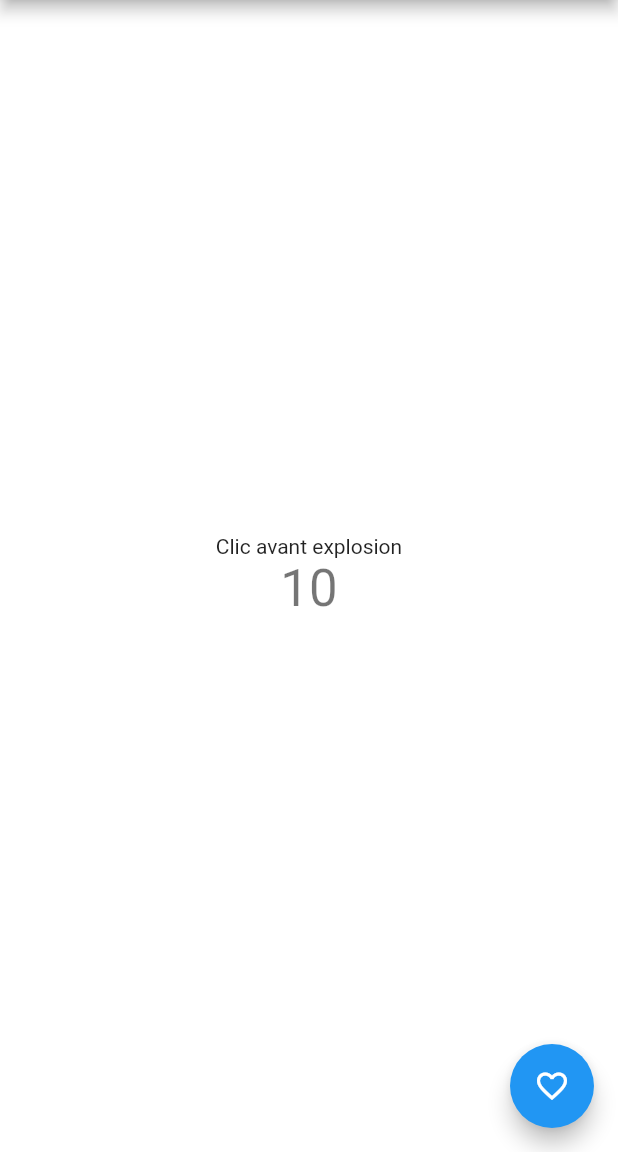
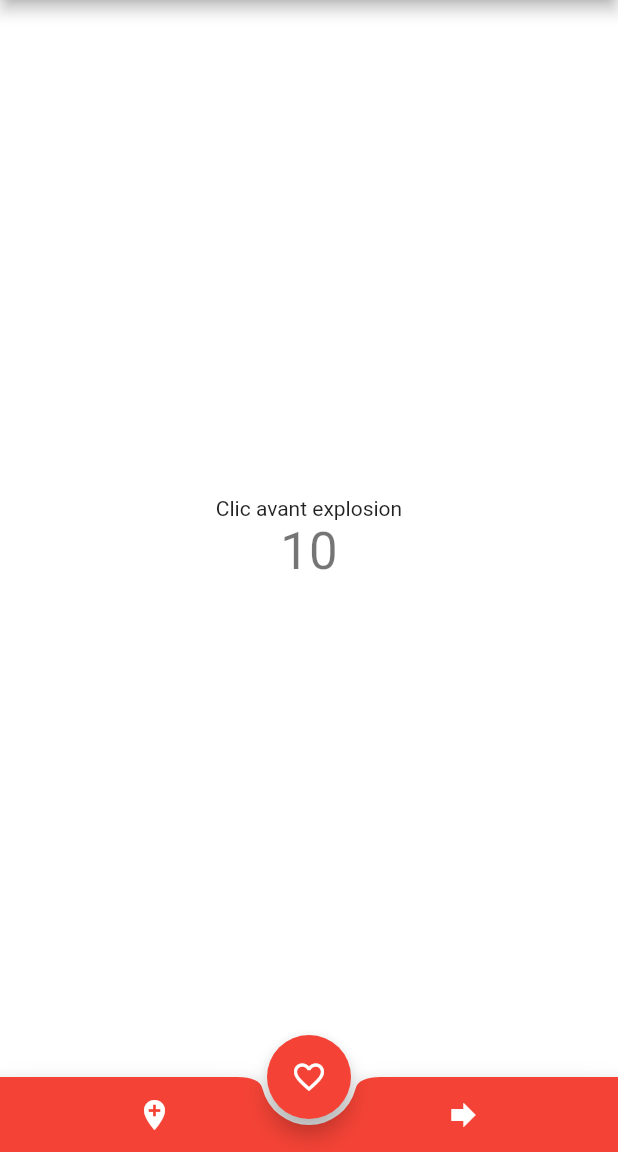
Before and after one commit to saturninDao/learningFlutter, a Flutter app: the screen it shows after launch, on a phone screen of 412 x 824 dp, the part 84-1236 px from its top. Run offline on Flutter 3.47's test engine with Material 2 defaults, Android fonts, the phone set to English and light mode, and no system bars.

Commit message:
Bottom Navigationn Bar

```diff
--- a/lib/main.dart
+++ b/lib/main.dart
@@ -157,8 +157,36 @@ class _MyHomePageState extends State<MyHomePage> {
       floatingActionButton: FloatingActionButton(
         onPressed: _likeThis,
         tooltip: 'Compte à rebours',
+        backgroundColor: Colors.red,
         child: _coeur
       ), // This trailing comma makes auto-formatting nicer for build methods.
+      floatingActionButtonLocation: FloatingActionButtonLocation.centerDocked,
+      bottomNavigationBar: BottomAppBar(
+        color: Colors.red,
+        child: Container(
+          height: 50,
+          child: Row(
+            mainAxisAlignment: MainAxisAlignment.spaceAround,
+            children: <Widget>[
+              IconButton(
+                icon: Icon(
+                  Icons.add_location,
+                  color: Colors.white,
+                ),
+                onPressed: null,
+              ),
+              IconButton(
+                icon: Icon(
+                  Icons.forward,
+                  color: Colors.white,
+                ),
+                onPressed: null,
+              ),
+            ],
+          ),
+        ),
+        shape: CircularNotchedRectangle(),
+      ),
     );
   }
 }
```
